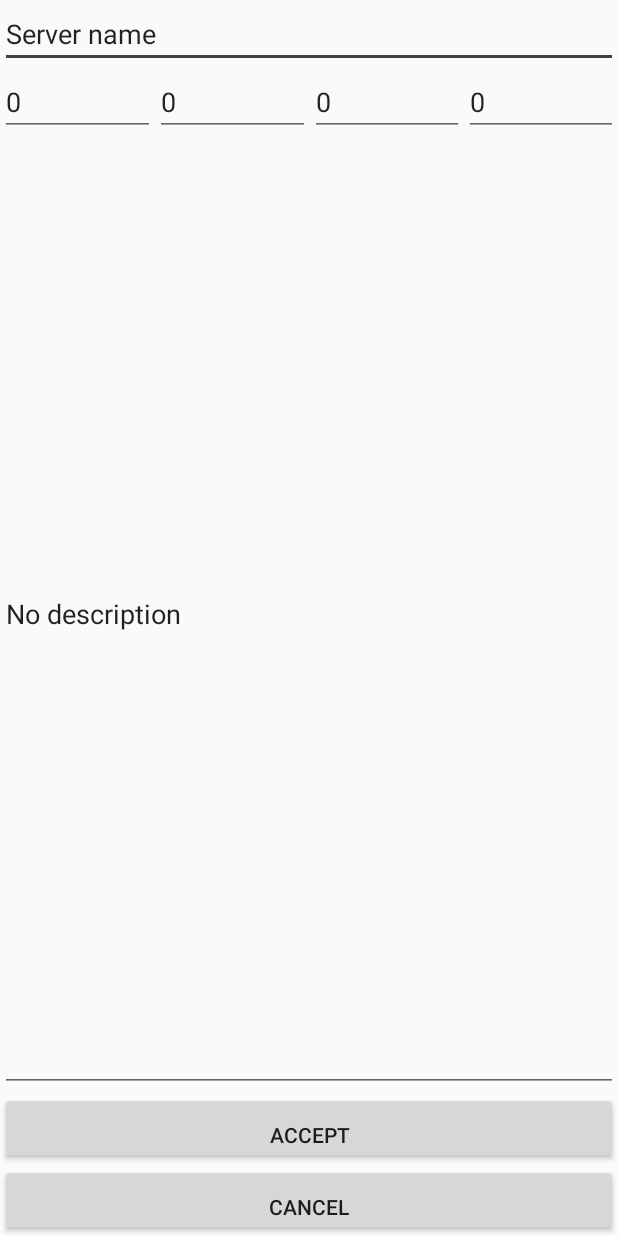
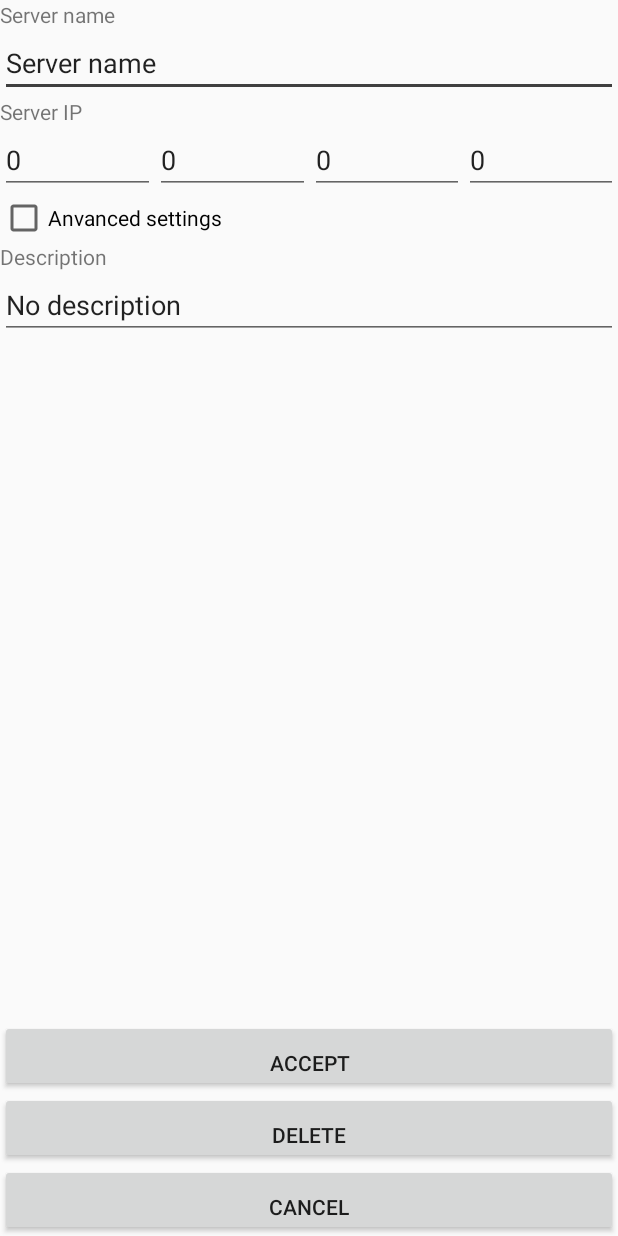
Before and after one commit to test-acc-vaccym/app, an Android app: the ServerSettingsActivity screen opened directly, with no data from a screen before it, after a tap on "Server name", on a phone screen of 412 x 824 dp. Run offline under Robolectric (Android 15) with nearby library versions, the light colour scheme and no system bars; 1 other tap on this screen came first.

Commit message:
Major changes 6

```diff
--- a/gradle.properties
+++ b/gradle.properties
@@ -1,3 +1,4 @@
+# suppress inspection "UnusedProperty" for whole file
 # Project-wide Gradle settings.
 # IDE (e.g. Android Studio) users:
 # Gradle settings configured through the IDE *will override*
@@ -9,4 +10,5 @@
 # When configured, Gradle will run in incubating parallel mode.
 # This option should only be used with decoupled projects. More details, visit
 # http://www.gradle.org/docs/current/userguide/multi_project_builds.html#sec:decoupled_projects
-# org.gradle.parallel=true
+org.gradle.parallel=true
+org.gradle.jvmargs=-Xmx4096M
--- a/mobile/build.gradle
+++ b/mobile/build.gradle
@@ -5,7 +5,7 @@ android {
     buildToolsVersion "25.0.2"
     defaultConfig {
         applicationId "com.gitlab.PCU.PCU"
-        minSdkVersion 24
+        minSdkVersion 23
         //noinspection OldTargetApi
         targetSdkVersion 25
         versionCode 1
--- a/mobile/src/main/java/com/gitlab/PCU/PCU/MainScreen.java
+++ b/mobile/src/main/java/com/gitlab/PCU/PCU/MainScreen.java
@@ -112,6 +112,7 @@ public class MainScreen extends AppCompatActivity {
     }
 
     public void onClickFabMain(View view) {
-        showAuthenticationScreen(RequestCode.REQUEST_CODE_CONFIRM_DEVICE_CREDENTIALS_UNLOCK);
+        //showAuthenticationScreen(RequestCode.REQUEST_CODE_CONFIRM_DEVICE_CREDENTIALS_UNLOCK);
+        startActivity(new Intent(getApplicationContext(), UnlockActivity.class));
     }
 }
--- a/mobile/src/main/java/com/gitlab/PCU/PCU/ServerSettingsActivity.java
+++ b/mobile/src/main/java/com/gitlab/PCU/PCU/ServerSettingsActivity.java
@@ -19,6 +19,7 @@ import java.util.ArrayList;
 import java.util.Map;
 
 import static android.view.ViewGroup.LayoutParams.MATCH_PARENT;
+import static com.gitlab.PCU.PCU.helper.Defaults.ResultCode.RESULT_DELETE;
 
 public class ServerSettingsActivity extends AppCompatActivity {
 
@@ -120,6 +121,10 @@ public class ServerSettingsActivity extends AppCompatActivity {
                     String id = data.getStringExtra("id");
                     ServerCfg.write(getSharedPreferences("servers", 0), id, serverSettingsStore);
                     createViews();
+                } else if (resultCode == RESULT_DELETE && data != null) {
+                    String id = data.getStringExtra("id");
+                    ServerCfg.delete(getSharedPreferences("servers", 0), id);
+                    createViews();
                 }
                 break;
         }
@@ -140,7 +145,8 @@ public class ServerSettingsActivity extends AppCompatActivity {
          */
         @Override
         public void onClick(View v) {
-            startEdit(ServerCfg.read(getSharedPreferences("servers", 0), new Defaults.ServerVariable(getApplicationContext()), id), id);
+            ServerSettingsStore serverSettingsStore = ServerCfg.read(getSharedPreferences("servers", 0), new Defaults.ServerVariable(getApplicationContext()), id);
+            startEdit(serverSettingsStore, id);
         }
     }
 }
--- a/mobile/src/main/java/com/gitlab/PCU/PCU/SingleServerSettings.java
+++ b/mobile/src/main/java/com/gitlab/PCU/PCU/SingleServerSettings.java
@@ -1,6 +1,7 @@
 package com.gitlab.PCU.PCU;
 
-import android.annotation.SuppressLint;
+import android.app.AlertDialog;
+import android.content.DialogInterface;
 import android.content.Intent;
 import android.os.Bundle;
 import android.support.v7.app.AppCompatActivity;
@@ -9,10 +10,16 @@ import android.text.InputFilter;
 import android.text.TextWatcher;
 import android.view.View;
 import android.widget.Button;
+import android.widget.CheckBox;
 import android.widget.EditText;
+import android.widget.RelativeLayout;
+import android.widget.TextView;
 
 import com.gitlab.PCU.PCU.helper.InputFilterMinMax;
+import com.gitlab.PCU.PCU.helper.MaxLineFilter;
 import com.gitlab.PCU.PCU.helper.ServerSettingsStore;
+
+import static com.gitlab.PCU.PCU.helper.Defaults.ResultCode.RESULT_DELETE;
 
 /**
  * Created by tim on 20.01.17.
@@ -31,9 +38,17 @@ public class SingleServerSettings extends AppCompatActivity {
         buildViews();
     }
 
-    @SuppressLint("SetTextI18n")
+    @Override
+    public void onResume() {
+        super.onResume();
+        RelativeLayout relativeLayout = (RelativeLayout) findViewById(R.id.single_server_settings);
+        relativeLayout.setAlpha((float) 0.2);
+        relativeLayout.animate().alpha(1).setDuration(500).start();
+    }
+
     private void buildViews() {
-        EditText et = (EditText) findViewById(R.id.edit_name);
+        EditText et = (EditText) findViewById(R.id.ss_edit_name);
+        et.setFilters(new InputFilter[]{new MaxLineFilter(1)});
         et.setText(serverSettingsStore.getName());
         et.addTextChangedListener(new TextWatcher() {
             @Override
@@ -53,6 +68,7 @@ public class SingleServerSettings extends AppCompatActivity {
 
 
         EditText ed = (EditText) findViewById(R.id.edit_desc);
+        ed.setFilters(new InputFilter[]{new MaxLineFilter(5)});
         ed.setText(serverSettingsStore.getDesc());
         ed.addTextChangedListener(new TextWatcher() {
             @Override
@@ -72,7 +88,8 @@ public class SingleServerSettings extends AppCompatActivity {
 
         {
             EditText ip_a = (EditText) findViewById(R.id.ip_a);
-            ip_a.setText(Integer.toString(serverSettingsStore.getIp().getInt()[0]));
+            ip_a.setFilters(new InputFilter[]{new MaxLineFilter(1)});
+            ip_a.setText(String.format("%s", serverSettingsStore.getIp().getInt()[0]));
             ip_a.setFilters(new InputFilter[]{new InputFilterMinMax(0, 255)});
             ip_a.addTextChangedListener(new TextWatcher() {
                 @Override
@@ -97,7 +114,8 @@ public class SingleServerSettings extends AppCompatActivity {
 
         {
             EditText ip_b = (EditText) findViewById(R.id.ip_b);
-            ip_b.setText(Integer.toString(serverSettingsStore.getIp().getInt()[1]));
+            ip_b.setFilters(new InputFilter[]{new MaxLineFilter(1)});
+            ip_b.setText(String.format("%s", serverSettingsStore.getIp().getInt()[1]));
             ip_b.setFilters(new InputFilter[]{new InputFilterMinMax(0, 255)});
             ip_b.addTextChangedListener(new TextWatcher() {
                 @Override
@@ -122,7 +140,8 @@ public class SingleServerSettings extends AppCompatActivity {
 
         {
             EditText ip_c = (EditText) findViewById(R.id.ip_c);
-            ip_c.setText(Integer.toString(serverSettingsStore.getIp().getInt()[2]));
+            ip_c.setFilters(new InputFilter[]{new MaxLineFilter(1)});
+            ip_c.setText(String.format("%s", serverSettingsStore.getIp().getInt()[2]));
             ip_c.setFilters(new InputFilter[]{new InputFilterMinMax(0, 255)});
             ip_c.addTextChangedListener(new TextWatcher() {
                 @Override
@@ -147,7 +166,8 @@ public class SingleServerSettings extends AppCompatActivity {
 
         {
             EditText ip_d = (EditText) findViewById(R.id.ip_d);
-            ip_d.setText(Integer.toString(serverSettingsStore.getIp().getInt()[3]));
+            ip_d.setFilters(new InputFilter[]{new MaxLineFilter(1)});
+            ip_d.setText(String.format("%s", serverSettingsStore.getIp().getInt()[3]));
             ip_d.setFilters(new InputFilter[]{new InputFilterMinMax(0, 255)});
             ip_d.addTextChangedListener(new TextWatcher() {
                 @Override
@@ -178,6 +198,14 @@ public class SingleServerSettings extends AppCompatActivity {
             }
         });
 
+        Button bd = (Button) findViewById(R.id.button_delete);
+        bd.setOnClickListener(new View.OnClickListener() {
+            @Override
+            public void onClick(View v) {
+                delete();
+            }
+        });
+
         Button bc = (Button) findViewById(R.id.edit_server_cancel);
         bc.setOnClickListener(new View.OnClickListener() {
             @Override
@@ -187,12 +215,34 @@ public class SingleServerSettings extends AppCompatActivity {
         });
     }
 
+    public void delete() {
+        AlertDialog.Builder builder = new AlertDialog.Builder(this);
+        builder.setMessage(R.string.really_delete);
+        builder.setNegativeButton(R.string.cancel, new DialogInterface.OnClickListener() {
+            @Override
+            public void onClick(DialogInterface dialog, int which) {
+            }
+        });
+        builder.setPositiveButton(R.string.delete, new DialogInterface.OnClickListener() {
+            @Override
+            public void onClick(DialogInterface dialog, int which) {
+                really_delete();
+            }
+        });
+        builder.show();
+    }
+
+    private void really_delete() {
+        finish(RESULT_DELETE);
+    }
+
     public void finish(int result) {
         Intent data;
         if (result == RESULT_OK) {
             data = getIntent();
-            data.putExtra("id", getIntent().getStringExtra("id"));
             data.putExtra("out", serverSettingsStore);
+        } else if (result == RESULT_DELETE) {
+            data = getIntent();
         } else {
             data = null;
         }
@@ -204,4 +254,26 @@ public class SingleServerSettings extends AppCompatActivity {
     public void onBackPressed() {
         finish(RESULT_CANCELED);
     }
+
+    public void onAdvancedSettings(View v) {
+        boolean isChecked = ((CheckBox) v).isChecked();
+
+        TextView desc_port = (TextView) findViewById(R.id.desc_port);
+        EditText port = (EditText) findViewById(R.id.edit_port);
+        if (isChecked) {
+            desc_port.setVisibility(View.VISIBLE);
+            port.setVisibility(View.VISIBLE);
+            desc_port.setAlpha(0);
+            desc_port.animate().alpha(1).setDuration(500).start();
+            port.setAlpha(0);
+            port.animate().alpha(1).setDuration(500).start();
+        } else {
+            desc_port.setVisibility(View.GONE);
+            port.setVisibility(View.GONE);
+            desc_port.setAlpha(1);
+            desc_port.animate().alpha(0).setDuration(500).start();
+            port.setAlpha(1);
+            port.animate().alpha(0).setDuration(500).start();
+        }
+    }
 }
--- a/mobile/src/main/java/com/gitlab/PCU/PCU/UnlockActivity.java
+++ b/mobile/src/main/java/com/gitlab/PCU/PCU/UnlockActivity.java
@@ -18,6 +18,7 @@ public class UnlockActivity extends AppCompatActivity {
             getSupportActionBar().setDisplayHomeAsUpEnabled(true);
         } catch (NullPointerException ignored) {
         }
+        /*Intent service = new Intent(getApplicationContext(), BackgroundService.class);
+        startService(service);*/
     }
-
 }
--- a/mobile/src/main/java/com/gitlab/PCU/PCU/helper/Defaults.java
+++ b/mobile/src/main/java/com/gitlab/PCU/PCU/helper/Defaults.java
@@ -35,4 +35,8 @@ public final class Defaults {
         public static final int REQUEST_CODE_SERVER_SETTINGS = 3;
         public static final int EDIT_SERVER = 4;
     }
+
+    public static final class ResultCode {
+        public static final int RESULT_DELETE = 2;
+    }
 }
--- /dev/null
+++ b/mobile/src/main/java/com/gitlab/PCU/PCU/helper/MaxLineFilter.java
@@ -0,0 +1,36 @@
+package com.gitlab.PCU.PCU.helper;
+
+import android.text.InputFilter;
+import android.text.Spanned;
+
+/**
+ * Created by tim on 28.01.17.
+ */
+
+public class MaxLineFilter implements InputFilter {
+    private int maxLines;
+
+    public MaxLineFilter(int maxLines) {
+        this.maxLines = maxLines;
+    }
+
+    @Override
+    public CharSequence filter(CharSequence source, int start, int end, Spanned dest, int dstart, int dend) {
+        int lineCount = 0;
+        for (char c : source.toString().toCharArray()) {
+            if (c == '\n') {
+                lineCount++;
+            }
+        }
+        for (char c : dest.toString().toCharArray()) {
+            if (c == '\n') {
+                lineCount++;
+            }
+        }
+        if ((lineCount + 1) <= maxLines) {
+            return null;
+        } else {
+            return "";
+        }
+    }
+}
--- a/mobile/src/main/res/layout/single_server_settings.xml
+++ b/mobile/src/main/res/layout/single_server_settings.xml
@@ -1,22 +1,54 @@
 <?xml version="1.0" encoding="utf-8"?>
-<LinearLayout
+<RelativeLayout
+    android:id="@+id/single_server_settings"
     xmlns:android="http://schemas.android.com/apk/res/android"
     xmlns:tools="http://schemas.android.com/tools"
     android:layout_width="match_parent"
     android:layout_height="match_parent"
+    android:orientation="vertical">
+
+    <ScrollView
+        android:id="@+id/ssScrollView"
+        android:layout_width="match_parent"
+        android:layout_height="wrap_content"
+        android:layout_above="@+id/edit_server_accept"
+        android:layout_alignParentTop="true">
+
+        <RelativeLayout
+            android:layout_width="match_parent"
+            android:layout_height="wrap_content"
             android:orientation="vertical"
             android:id="@+id/edit_server">
 
-    <EditText
-        android:id="@+id/edit_name"
+            <TextView
+                android:text="@string/default_name"
                 android:layout_width="match_parent"
                 android:layout_height="wrap_content"
-        android:hint="@string/default_name"/>
+                android:id="@+id/desc_name"/>
+
+            <EditText
+                android:id="@+id/ss_edit_name"
+                android:layout_width="match_parent"
+                android:layout_height="wrap_content"
+                android:hint="@string/default_name"
+                android:inputType="text|textAutoCorrect|textAutoComplete"
+                android:selectAllOnFocus="false"
+                android:maxLines="1"
+                android:layout_below="@id/desc_name"/>
+
+            <TextView
+                android:text="@string/desc_ip"
+                android:layout_width="match_parent"
+                android:layout_height="wrap_content"
+                android:layout_below="@id/ss_edit_name"
+                android:id="@+id/desc_ip"/>
 
             <LinearLayout
                 android:orientation="horizontal"
                 android:layout_width="match_parent"
-        android:layout_height="wrap_content">
+                android:layout_height="wrap_content"
+                android:layout_below="@id/desc_ip"
+                android:id="@+id/ll_ip">
 
                 <EditText
                     android:layout_width="match_parent"
@@ -24,7 +56,9 @@
                     android:inputType="number"
                     android:id="@+id/ip_a"
                     android:layout_weight="1.0"
-            tools:ignore="LabelFor"/>
+                    tools:ignore="LabelFor"
+                    android:selectAllOnFocus="true"
+                    android:maxLines="1"/>
 
                 <EditText
                     android:layout_width="match_parent"
@@ -32,7 +66,9 @@
                     android:inputType="number"
                     android:id="@+id/ip_b"
                     android:layout_weight="1.0"
-            tools:ignore="LabelFor"/>
+                    tools:ignore="LabelFor"
+                    android:selectAllOnFocus="true"
+                    android:maxLines="1"/>
 
                 <EditText
                     android:layout_width="match_parent"
@@ -40,7 +76,9 @@
                     android:inputType="number"
                     android:id="@+id/ip_c"
                     android:layout_weight="1.0"
-            tools:ignore="LabelFor"/>
+                    tools:ignore="LabelFor"
+                    android:selectAllOnFocus="true"
+                    android:maxLines="1"/>
 
                 <EditText
                     android:layout_width="match_parent"
@@ -48,35 +86,90 @@
                     android:inputType="number"
                     android:id="@+id/ip_d"
                     android:layout_weight="1.0"
-            tools:ignore="LabelFor"/>
+                    tools:ignore="LabelFor"
+                    android:selectAllOnFocus="true"
+                    android:maxLines="1"/>
+            </LinearLayout>
 
-    </LinearLayout>
+            <CheckBox
+                android:text="@string/advanced_settings"
+                android:layout_width="match_parent"
+                android:layout_height="wrap_content"
+                android:id="@+id/advanced_settings"
+                android:checked="false"
+                android:onClick="onAdvancedSettings"
+                android:layout_below="@id/ll_ip"/>
+
+            <TextView
+                android:text="@string/port"
+                android:layout_width="match_parent"
+                android:layout_height="wrap_content"
+                android:id="@+id/desc_port"
+                android:visibility="gone"
+                android:layout_below="@+id/advanced_settings"/>
 
             <EditText
                 android:layout_width="match_parent"
-        android:layout_height="0dp"
+                android:layout_height="wrap_content"
+                android:inputType="number"
+                android:ems="10"
+                android:id="@+id/edit_port"
+                android:selectAllOnFocus="true"
+                android:hint="@string/port"
+                android:maxLines="1"
+                android:visibility="gone"
+                android:layout_below="@+id/desc_port"/>
+
+            <TextView
+                android:text="@string/desc_desc"
+                android:layout_width="match_parent"
+                android:layout_height="wrap_content"
+                android:id="@+id/desc_desc"
+                android:layout_below="@+id/edit_port"/>
+
+            <EditText
+                android:layout_width="match_parent"
+                android:layout_height="wrap_content"
                 android:inputType="textMultiLine"
                 android:ems="10"
                 android:id="@+id/edit_desc"
-        android:layout_weight="1.0"
-        tools:ignore="LabelFor"/>
+                tools:ignore="InefficientWeight,LabelFor"
+                android:maxLines="6"
+                android:layout_below="@+id/desc_desc"/>
+
+        </RelativeLayout>
+    </ScrollView>
+
+    <Button
+        android:id="@+id/edit_server_cancel"
+        android:layout_width="match_parent"
+        android:layout_height="wrap_content"
+        android:text="@string/cancel"
+        android:textAlignment="center"
+        android:gravity="bottom"
+        android:layout_gravity="bottom"
+        android:layout_alignParentBottom="true"
+        android:layout_alignParentStart="true"/>
+
+    <Button
+        android:text="@string/delete"
+        android:layout_width="match_parent"
+        android:layout_height="wrap_content"
+        android:id="@+id/button_delete"
+        android:textAlignment="center"
+        android:gravity="bottom"
+        android:layout_gravity="bottom"
+        android:layout_above="@+id/edit_server_cancel"
+        android:layout_alignParentStart="true"/>
 
     <Button
         android:id="@+id/edit_server_accept"
         android:layout_width="match_parent"
         android:layout_height="wrap_content"
+        android:text="@string/accept"
+        android:textAlignment="center"
         android:gravity="bottom"
-        android:layout_marginBottom="@dimen/activity_vertical_margin"
-        android:text="@string/accept"
-        android:textAlignment="center"/>
-
-    <Button
-        android:id="@+id/edit_server_cancel"
-        android:layout_width="match_parent"
-        android:layout_height="wrap_content"
-        android:gravity="bottom"
-        android:layout_marginBottom="@dimen/activity_vertical_margin"
-        android:text="@string/cancel"
-        android:textAlignment="center"/>
-
-</LinearLayout>
+        android:layout_gravity="bottom"
+        android:layout_above="@+id/button_delete"
+        android:layout_alignParentStart="true"/>
+</RelativeLayout>
--- a/mobile/src/main/res/values/strings.xml
+++ b/mobile/src/main/res/values/strings.xml
@@ -96,5 +96,11 @@
     <string name="default_desc">No description</string>
     <string name="accept">Accept</string>
     <string name="cancel">Cancel</string>
-    <string name="title_activity_unlock">UnlockActivity</string>
+    <string name="title_activity_unlock">Unlock</string>
+    <string name="really_delete">Do you really want to delete this server?</string>
+    <string name="delete">Delete</string>
+    <string name="advanced_settings">Anvanced settings</string>
+    <string name="port">Port number</string>
+    <string name="desc_desc">Description</string>
+    <string name="desc_ip">Server IP</string>
 </resources>
```
Also changed, not shown: mobile/src/main/AndroidManifest.xml (+18 -10 lines), mobile/src/main/java/com/gitlab/PCU/PCU/BackgroundService.java (added, +33 -0 lines), mobile/src/main/java/com/gitlab/PCU/PCU/LooperThread.java (added, +27 -0 lines), mobile/src/main/java/com/gitlab/PCU/PCU/helper/ServerCfg.java (+26 -5 lines), mobile/src/main/java/com/gitlab/PCU/PCU/onBoot.java (added, +31 -0 lines), 3 other files. Lines whose indentation alone changed are shown as unchanged.
